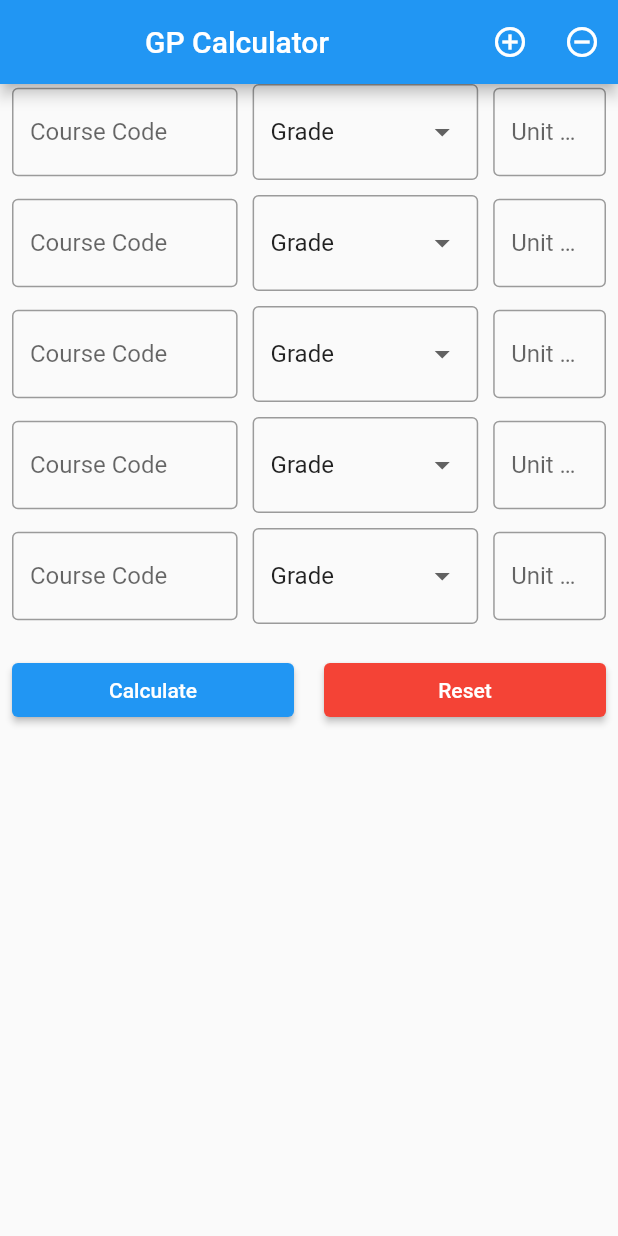
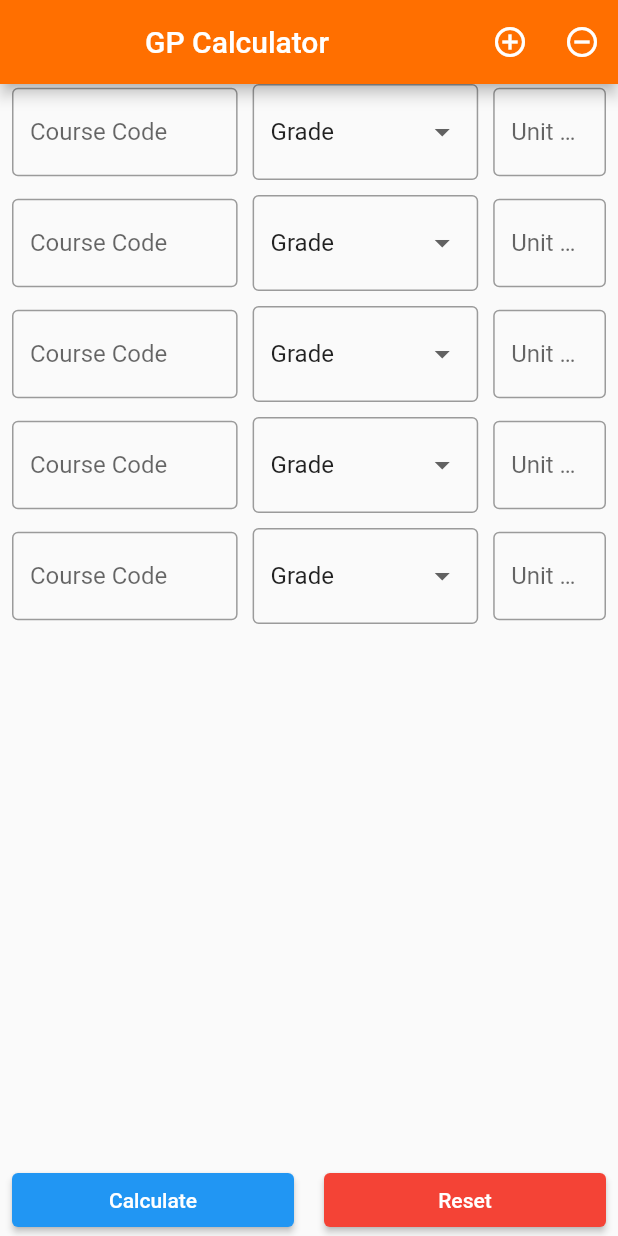
Before and after one commit to teezcode/gp-calc, a Flutter app: the screen it shows after launch, on a phone screen of 412 x 824 dp. Run offline on Flutter 3.47's test engine with Material 2 defaults, Android fonts, the phone set to English and light mode, and no system bars.

Commit message:
more designs done

```diff
--- a/lib/form_screen.dart
+++ b/lib/form_screen.dart
@@ -41,8 +41,10 @@ class _FormScreenState extends State<FormScreen> {
 
   @override
   Widget build(BuildContext context) {
-    return Scaffold(
+    return SafeArea(
+      child: Scaffold(
         appBar: AppBar(
+          backgroundColor: Colors.amber[900],
           title: Center(child: Text('GP Calculator')),
           actions: [
             IconButton(
@@ -73,12 +75,12 @@ class _FormScreenState extends State<FormScreen> {
           padding: const EdgeInsets.symmetric(horizontal: 8.0),
           child: Form(
             key: _formKey,
-          child: ListView(
+            child: Column(
               children: [
-              ListView.builder(
+                Expanded(
+                  child: ListView.builder(
                     itemCount: _formCount,
                     shrinkWrap: true,
-                physics: NeverScrollableScrollPhysics(),
                     itemBuilder: (BuildContext context, int index) {
                       return Container(
                         margin: EdgeInsets.only(bottom: 10),
@@ -146,6 +148,7 @@ class _FormScreenState extends State<FormScreen> {
                       );
                     },
                   ),
+                ),
                 SizedBox(height: 10,),
                 Row(
                   children: [
@@ -186,9 +189,11 @@ class _FormScreenState extends State<FormScreen> {
                     )
                   ],
                 ),
+                SizedBox(height: 0,)
 
               ],
 
+            ),
           ),
         ),
       ),
--- a/lib/main.dart
+++ b/lib/main.dart
@@ -8,6 +8,9 @@ class Calculator extends StatelessWidget {
   @override
   Widget build(BuildContext context) {
     return MaterialApp(
+      theme: ThemeData(
+        primaryColor: Colors.amber[900]
+      ),
       home: SplashScreen(),
       debugShowCheckedModeBanner: false,
     );
```
Lines whose indentation alone changed are shown as unchanged.
